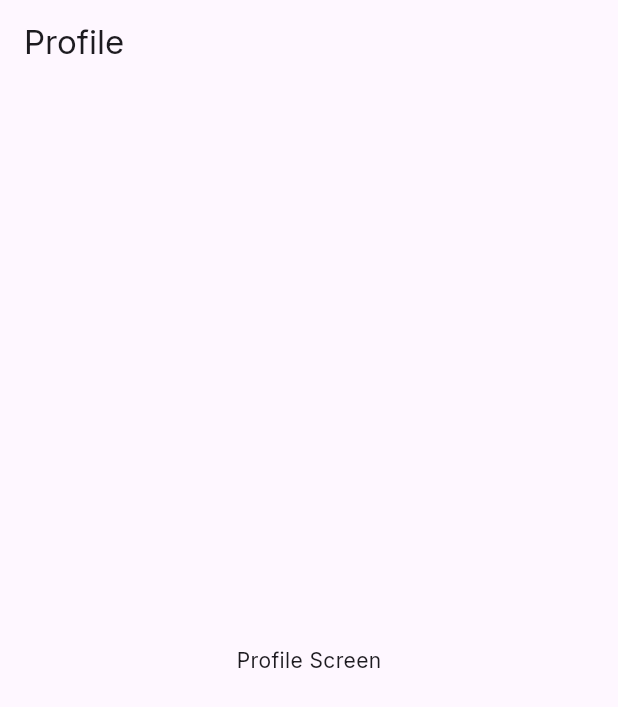
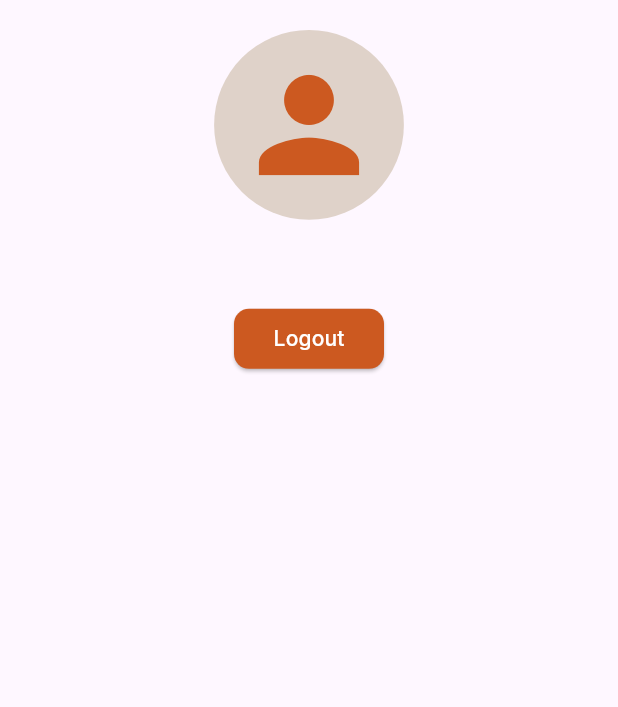
Before and after one commit to YoussefElqursh/Restero, a Flutter app: the ProfileScreen screen opened directly, on a phone screen of 412 x 824 dp. Shown: the top 707 px of the screen. Run offline on Flutter 3.47's test engine with Material 3 defaults, Android fonts, the phone set to English and light mode, and no system bars; our stand-ins replace carousel_slider, cloud_firestore, firebase_auth, firebase_core, flutter_bloc, flutter_screenutil and 3 more; accounts and stored records are empty.

Commit message:
add profile data

```diff
--- a/lib/feature/profile/ui/screen/profile_screen.dart
+++ b/lib/feature/profile/ui/screen/profile_screen.dart
@@ -1,16 +1,61 @@
+import 'package:firebase_auth/firebase_auth.dart';
 import 'package:flutter/material.dart';
+import 'package:flutter_screenutil/flutter_screenutil.dart';
+import 'package:go_router/go_router.dart';
 
 class ProfileScreen extends StatelessWidget {
-  const ProfileScreen({super.key});
+  ProfileScreen({super.key});
+  final user = FirebaseAuth.instance.currentUser;
 
   @override
   Widget build(BuildContext context) {
     return Scaffold(
-      appBar: AppBar(
-        title: const Text('Profile'),
-      ),
-      body: const Center(
-        child: Text('Profile Screen'),
+      body: SafeArea(
+        child: SizedBox(
+          width: double.infinity,
+          child: Padding(
+            padding: const EdgeInsets.all(20.0),
+            child: Column(
+              mainAxisAlignment: MainAxisAlignment.start,
+              crossAxisAlignment: CrossAxisAlignment.center,
+              children: [
+                Container(
+                  padding: EdgeInsets.all(15.0.r),
+                  decoration: BoxDecoration(
+                    shape: BoxShape.circle,
+                    color: Color(0xFFDFD2C9),
+                  ),
+                  child: Icon(
+                    Icons.person,
+                    size: 100,
+                    color: Color(0xFFCC5920),
+                  ),
+                ),
+                SizedBox(height: 20.h),
+                Text(
+                  user?.email ?? "",
+                  style: TextStyle(fontWeight: FontWeight.bold),
+                ),
+                SizedBox(height: 20.h),
+                ElevatedButton(
+                  style: ElevatedButton.styleFrom(
+                    shape: RoundedRectangleBorder(
+                      borderRadius: BorderRadius.circular(10),
+                    ),
+                    minimumSize: Size(100, 40),
+                    foregroundColor: Colors.white,
+                    backgroundColor: Color(0xFFCC5920),
+                  ),
+                  onPressed: () {
+                    FirebaseAuth.instance.signOut();
+                    context.goNamed('signing');
+                  },
+                  child: Text("Logout"),
+                ),
+              ],
+            ),
+          ),
+        ),
       ),
     );
   }
```
